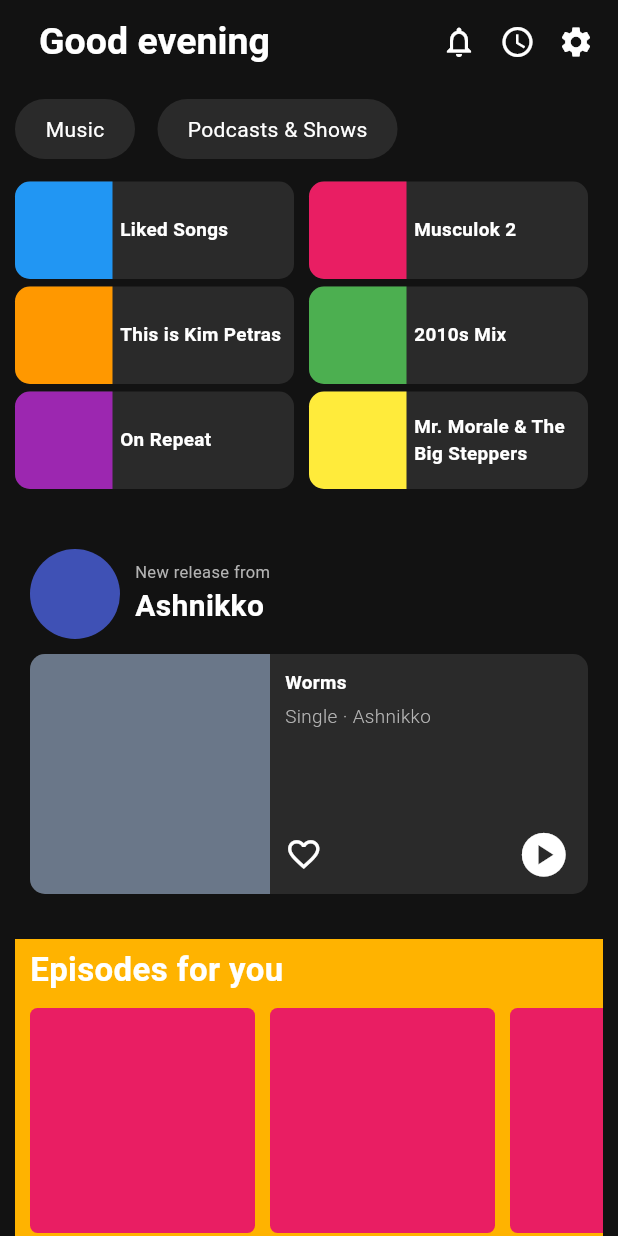
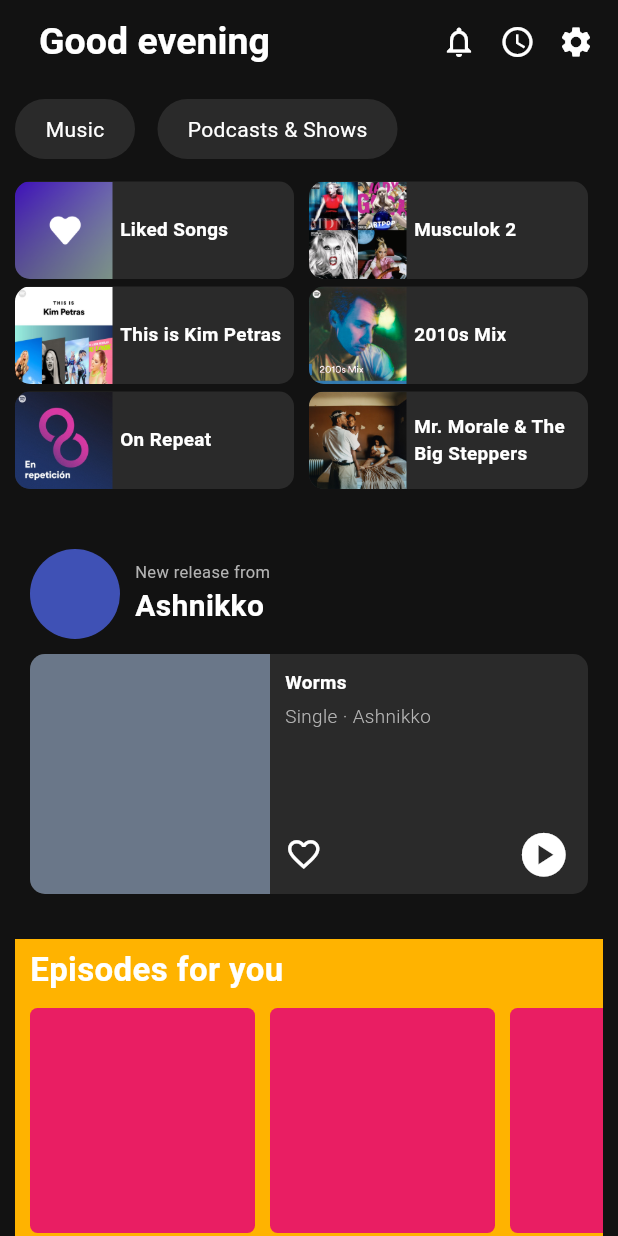
Before and after one commit to erickpadron/spotify-app-dart, a Flutter app: the screen it shows after launch, on a phone screen of 412 x 824 dp. Run offline on Flutter 3.47's test engine with Material 2 defaults, Android fonts, the phone set to English and light mode, and no system bars.

Commit message:
Recent buttons
Recent buttons se agregaron imagenes

```diff
--- a/lib/main.dart
+++ b/lib/main.dart
@@ -112,11 +112,13 @@
                       key: UniqueKey(),
                       title: 'Liked Songs',
                       c: Colors.blue,
+                      background: const AssetImage('images/likedSongs.png'),
                     ),
                     RecentButton(
                       key: UniqueKey(),
                       title: 'Musculok 2',
                       c: Colors.pink,
+                      background: const AssetImage('images/musculok.jpg'),
                     ),
                   ],
                 ),
@@ -126,11 +128,13 @@
                       key: UniqueKey(),
                       title: 'This is Kim Petras',
                       c: Colors.orange,
+                      background: const AssetImage('images/thisIsKimPetras.jpg'),
                     ),
                     RecentButton(
                       key: UniqueKey(),
                       title: '2010s Mix',
                       c: Colors.green,
+                      background: const AssetImage('images/2010sMix.jpg'),
                     ),
                   ],
                 ),
@@ -140,11 +144,13 @@
                       key: UniqueKey(),
                       title: 'On Repeat',
                       c: Colors.purple,
+                      background: const AssetImage('images/onRepeat.jpg'),
                     ),
                     RecentButton(
                       key: UniqueKey(),
                       title: 'Mr. Morale & The Big Steppers',
                       c: Colors.yellow,
+                      background: const AssetImage('images/mrMorale.jpg'),
                     ),
                   ],
                 ),
--- a/lib/widgets/recentButton.dart
+++ b/lib/widgets/recentButton.dart
@@ -1,9 +1,10 @@
 import 'package:flutter/material.dart';
 
 class RecentButton extends StatelessWidget{
-  String title;
-  Color c;
-  RecentButton({Key? key, required this.title, required this.c}) : super(key: key);
+  final String title;
+  final Color c;
+  final AssetImage background;
+  const RecentButton({Key? key, required this.title, required this.c, required this.background}) : super(key: key);
 
   @override
   Widget build(BuildContext context){
@@ -23,7 +24,11 @@
                 width: 65.0,
                 height: 65.0,
                 decoration: BoxDecoration(
-                  color: c,
+
+                  image: DecorationImage(
+                    image: background,
+                    fit: BoxFit.cover,
+                  ),
                   borderRadius: const  BorderRadius.only(
                     topLeft: Radius.circular(10.0),
                     bottomLeft: Radius.circular(10.0),
```
Also changed, not shown: images/2010sMix.jpg.
